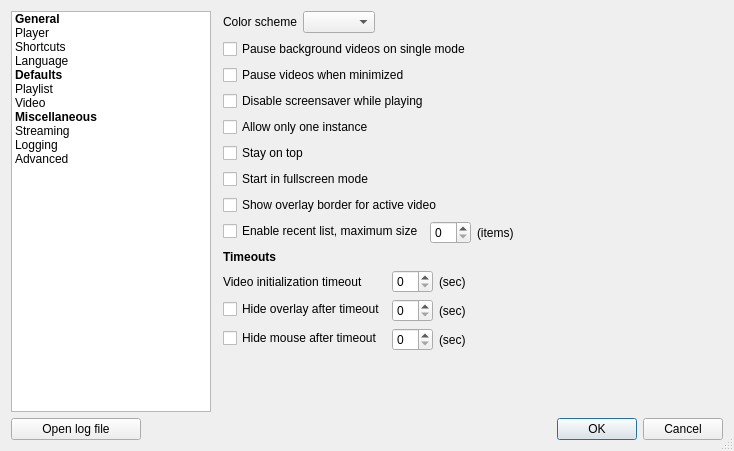
vzhd1701/gridplayer, file resources/ui/settings_dialog.ui: the form before one commit.
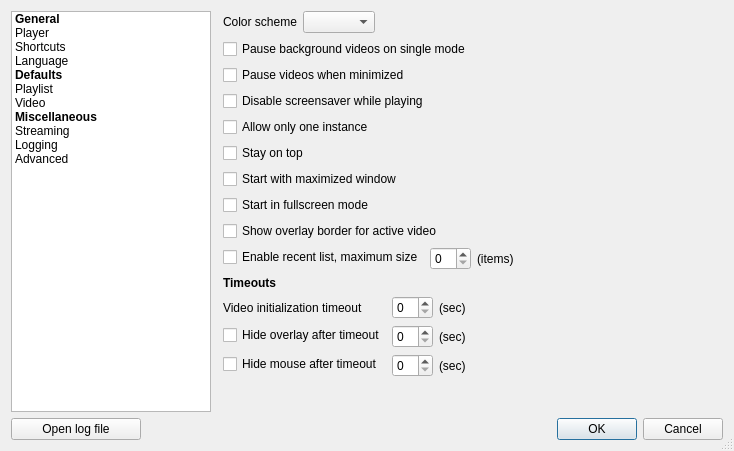
The form after the commit. Custom widgets are drawn as their Qt base class.

Commit message: feat: add option to start with maximized window

The edit to the form file:
```diff
--- a/resources/ui/settings_dialog.ui
+++ b/resources/ui/settings_dialog.ui
@@ -203,6 +203,13 @@
            </property>
           </widget>
          </item>
+         <item>
+          <widget class="QCheckBox" name="playerStartMaximized">
+           <property name="text">
+            <string>Start with maximized window</string>
+           </property>
+          </widget>
+         </item>
          <item>
           <widget class="QCheckBox" name="playerStartFullscreen">
            <property name="text">
```
The commit also changes 5 other files.
